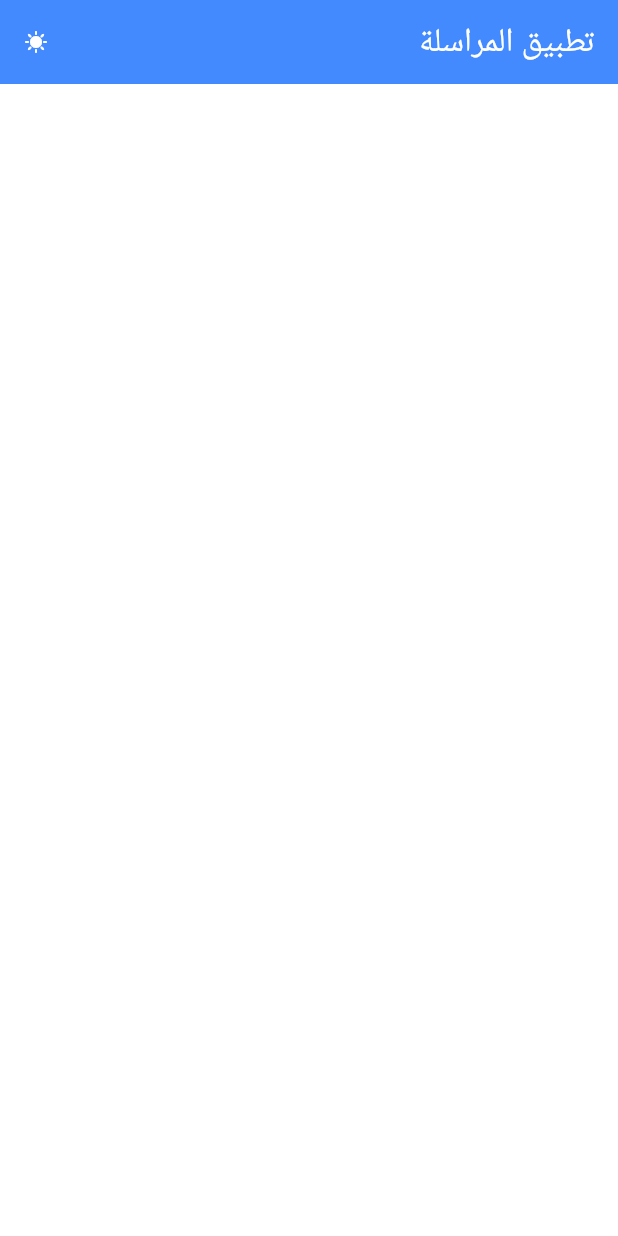
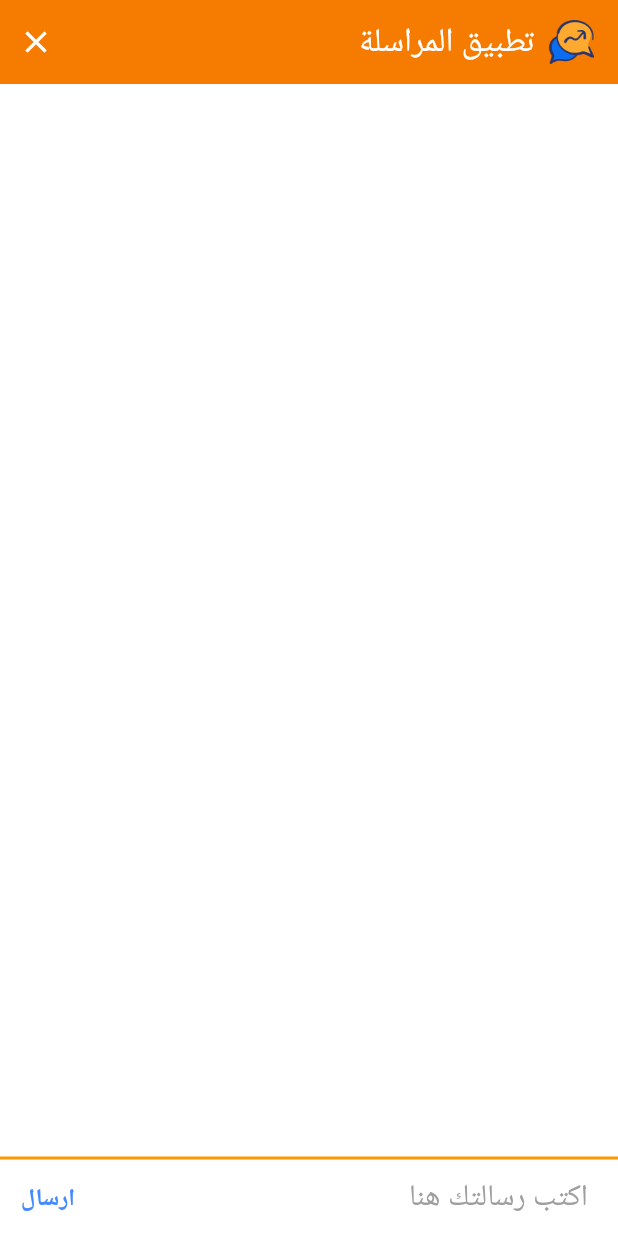
Before and after one commit to alikadhimdev/chat_app, a Flutter app: the screen it shows after launch, on a phone screen of 412 x 824 dp. Run offline on Flutter 3.47's test engine with Material 3 defaults, Android fonts, the phone set to English and light mode, and no system bars; our stand-ins replace google_fonts; Roboto replaces fonts that are missing (Cairo).

```diff
--- a/lib/main.dart
+++ b/lib/main.dart
@@ -1,10 +1,14 @@
+import 'package:chat_app/screens/chat_scree,.dart';
+import 'package:chat_app/screens/login_screen.dart';
+import 'package:chat_app/screens/registration_screen.dart';
+import 'package:chat_app/screens/welcome_screen.dart';
 import 'package:flutter/material.dart';
 import "package:flutter_localizations/flutter_localizations.dart";
 import "package:provider/provider.dart";
 import 'package:google_fonts/google_fonts.dart';
 
 class ThemeProvider extends ChangeNotifier {
-  ThemeMode themeMode = ThemeMode.system;
+  ThemeMode themeMode = ThemeMode.light;
 
   void toggleTheme() {
     themeMode = themeMode == ThemeMode.light ? ThemeMode.dark : ThemeMode.light;
@@ -50,6 +54,7 @@ class MyApp extends StatelessWidget {
           headlineLarge: GoogleFonts.cairo(
             fontSize: 30,
             fontWeight: FontWeight.bold,
+            color: Theme.of(context).colorScheme.primary,
           ),
           headlineMedium: GoogleFonts.cairo(
             fontSize: 24,
@@ -88,31 +93,7 @@ class MyApp extends StatelessWidget {
         GlobalCupertinoLocalizations.delegate,
       ],
 
-      home: const MyHomePage(),
+      home: ChatScree(),
     );
   }
 }
-
-class MyHomePage extends StatelessWidget {
-  const MyHomePage({super.key});
-
-  @override
-  Widget build(BuildContext context) {
-    return Scaffold(
-      appBar: AppBar(
-        title: const Text("تطبيق المراسلة"),
-        actions: [
-          IconButton(
-            onPressed: () {
-              context.read<ThemeProvider>().toggleTheme();
-            },
-            icon: context.watch<ThemeProvider>().themeMode == ThemeMode.light
-                ? const Icon(Icons.nightlight_sharp, size: 16)
-                : const Icon(Icons.sunny, size: 16),
-          ),
-        ],
-      ),
-      body: Center(),
-    );
-  }
-}
--- /dev/null
+++ b/lib/screens/chat_scree,.dart
@@ -0,0 +1,78 @@
+import 'package:chat_app/widgets/build_inputFiled.dart';
+import 'package:flutter/material.dart';
+
+class ChatScree extends StatefulWidget {
+  const ChatScree({super.key});
+
+  @override
+  State<ChatScree> createState() => _ChatScreeState();
+}
+
+class _ChatScreeState extends State<ChatScree> {
+  @override
+  Widget build(BuildContext context) {
+    return Scaffold(
+      appBar: AppBar(
+        backgroundColor: Colors.orange[700],
+        title: Row(
+          children: [
+            Image.asset("images/logo.png", width: 30, height: 30),
+            SizedBox(width: 10),
+            Text("تطبيق المراسلة"),
+          ],
+        ),
+        actions: [
+          IconButton(
+            onPressed: () {
+              print("close");
+            },
+            icon: Icon(Icons.close),
+          ),
+        ],
+      ),
+      body: SafeArea(
+        child: Column(
+          crossAxisAlignment: CrossAxisAlignment.stretch,
+          mainAxisAlignment: MainAxisAlignment.spaceBetween,
+
+          children: [
+            Container(),
+            Container(
+              decoration: BoxDecoration(
+                border: Border(top: BorderSide(color: Colors.orange, width: 2)),
+              ),
+              child: Row(
+                children: [
+                  Expanded(
+                    child: TextField(
+                      onChanged: (value) {},
+                      decoration: InputDecoration(
+                        contentPadding: EdgeInsets.symmetric(
+                          vertical: 10,
+                          horizontal: 20,
+                        ),
+                        hintText: "اكتب رسالتك هنا",
+                        hintStyle: TextStyle(color: Colors.grey),
+                        border: InputBorder.none,
+                      ),
+                    ),
+                  ),
+                  TextButton(
+                    onPressed: () {},
+                    child: Text(
+                      "ارسال",
+                      style: TextStyle(
+                        fontWeight: FontWeight.bold,
+                        fontSize: 16,
+                      ),
+                    ),
+                  ),
+                ],
+              ),
+            ),
+          ],
+        ),
+      ),
+    );
+  }
+}
--- a/pubspec.yaml
+++ b/pubspec.yaml
@@ -62,8 +62,8 @@ flutter:
   uses-material-design: true
 
   # To add assets to your application, add an assets section, like this:
-  # assets:
-  #   - images/a_dot_burr.jpeg
+  assets:
+    - images/
   #   - images/a_dot_ham.jpeg
 
   # An image asset can refer to one or more resolution-specific "variants", see
```
Also changed, not shown: lib/screens/login_screen.dart (added, +55 -0 lines), lib/screens/registration_screen.dart (added, +62 -0 lines), lib/screens/welcome_screen.dart (added, +55 -0 lines), lib/widgets/build_button.dart (added, +32 -0 lines), lib/widgets/build_inputFiled.dart (added, +31 -0 lines), flutter_01.png (added), images/logo.png (added).
